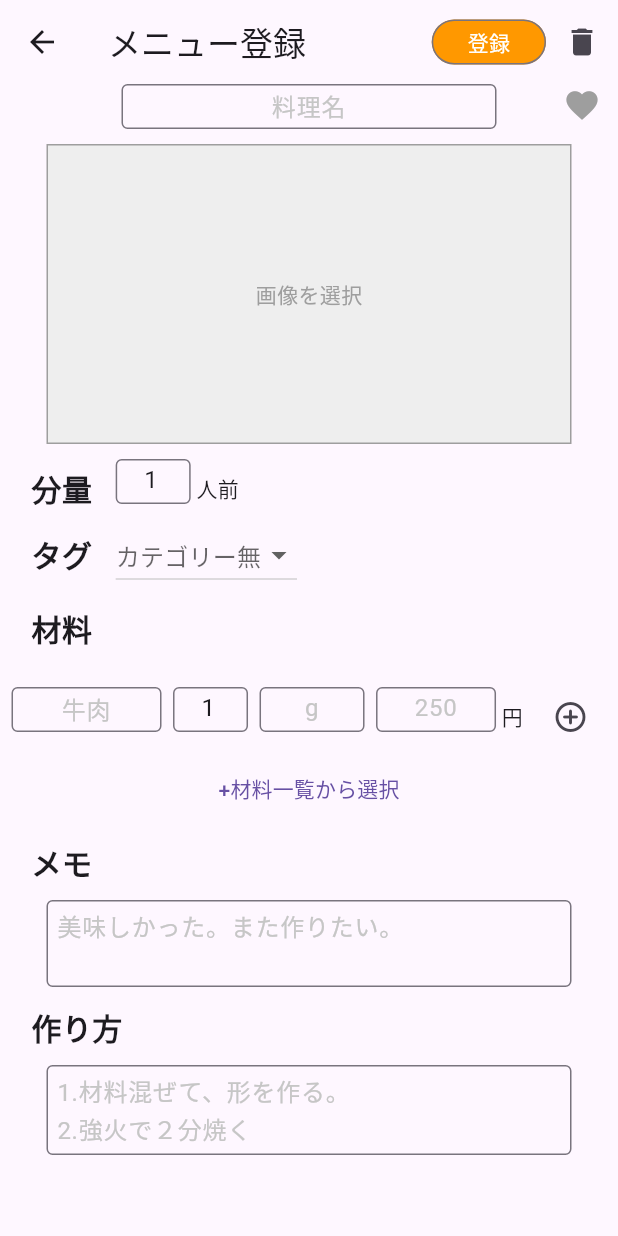
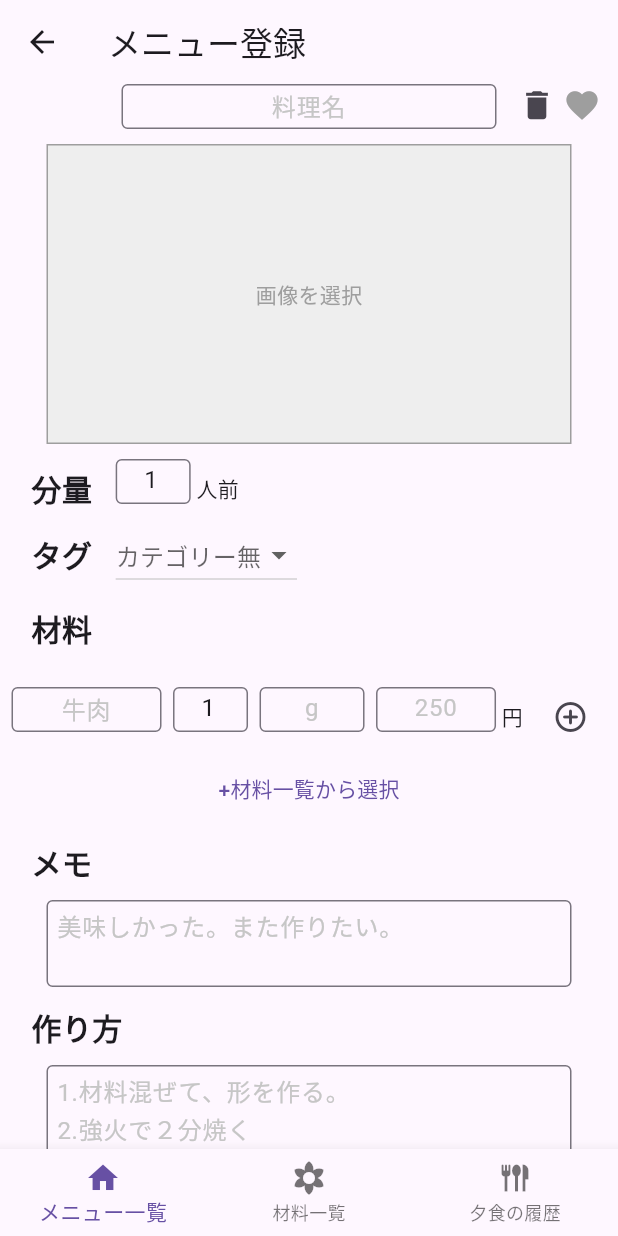
Before and after one commit to maki1125/menu, a Flutter app: the screen it shows after launch, after a tap on the "add" icon, on a phone screen of 412 x 824 dp. Run offline on Flutter 3.47's test engine with Material 3 defaults, Android fonts, the phone set to English and light mode, and no system bars; our stand-ins replace cloud_firestore, firebase_auth, firebase_core, firebase_storage, flutter_datetime_picker_plus, flutter_riverpod and 5 more; accounts and stored records are empty; project files that could hold a hidden picture were left out.

Commit message:
k_15_gamen_seni2

```diff
--- a/menu/lib/common/common_constants.dart
+++ b/menu/lib/common/common_constants.dart
@@ -1,5 +1,5 @@
 
-int initOtherPage = 99; //メインページ以外のページの識別のための番号
+//int initOtherPage = 99; //メインページ以外のページの識別のための番号
 
 final List<String> tabCategories = [
   '全て',
--- a/menu/lib/common/common_providers.dart
+++ b/menu/lib/common/common_providers.dart
@@ -1,10 +1,13 @@
 import 'package:flutter_riverpod/flutter_riverpod.dart';
 import 'package:menu/data/model/user.dart';
-import 'package:menu/common/common_constants.dart';
+//import 'package:menu/common/common_constants.dart';
 import 'package:menu/data/repository/o_user_repository.dart';
 
 //現在ログインユーザー
 UserModel? currentUser = AuthService().getCurrentUser();
 
-// メニュー画面以外のページ
-final pageProvider = StateProvider<int>((ref) => initOtherPage);
+//ページ
+final pageProvider = StateProvider<int>((ref) => 0);
+
+//ボトムバーの選択
+final bottomBarProvider = StateProvider<int>((ref) => 0);
--- a/menu/lib/view/login_screen.dart
+++ b/menu/lib/view/login_screen.dart
@@ -24,7 +24,7 @@ class _UserAuthentication extends ConsumerState<UserAuthentication> {
     // ウィジェットツリーがビルドされた後に状態を変更する
     WidgetsBinding.instance.addPostFrameCallback((_) {
       // 状態変更をここで行う
-      ref.read(pageProvider.notifier).state = initOtherPage;
+      ref.read(pageProvider.notifier).state = 0;
     });
   }
 
--- a/menu/lib/view/main_screen.dart
+++ b/menu/lib/view/main_screen.dart
@@ -1,8 +1,11 @@
 import 'package:flutter/material.dart';
+import 'package:flutter_riverpod/flutter_riverpod.dart';
 //import 'package:flutter_riverpod/flutter_riverpod.dart';
 import 'package:menu/common/common_widget.dart';
 import 'package:menu/common/common_constants.dart';
-//import 'package:menu/common/common_providers.dart';
+import 'package:menu/view/material_create_screen.dart';
+import 'package:menu/view/menu_create_screen.dart';
+import 'package:menu/common/common_providers.dart';
 //import 'package:menu/view/menu_create_screen.dart';
 import 'package:menu/view/menu_list_screen.dart';
 import 'package:menu/view/material_list_screen.dart';
@@ -11,22 +14,25 @@ import 'package:menu/view/dinner_list_screen.dart';
 //import 'package:menu/view/login_screen.dart';
 
 
-class MainPage extends StatefulWidget {
+class MainPage extends ConsumerStatefulWidget {
   @override
   _MainPageState createState() => _MainPageState();
 }
 
-class _MainPageState extends State<MainPage>
+class _MainPageState extends ConsumerState<MainPage>
     with SingleTickerProviderStateMixin { //アニメーション制御Tickerに必要。vsynsが使用できる。タブコントローラで使用。
 
-  int _currentIndex = 0; //現在のページ
+  int _bottomBarIndex = 0; //現在ボトムバーの選択
+  int _pageIndex = 0; //現在のページ
   late TabController _tabController; //メニュー一覧の上部タブに使用
 
   //ページの設定
   final List<Widget> _pages = [
-    MenuList(category: '全て'),
+    const MenuList(category: '全て'),
     const MaterialListScreen(),
     DinnerList(),
+    const MenuCreateScreen(),
+    const MaterialCreateScreen(),
   ];
 
 /*
@@ -41,13 +47,17 @@ class _MainPageState extends State<MainPage>
   final List<String> _appBarTitles = [
    "メニュー一覧",
    "材料一覧",
-   "夕食の履歴"
+   "夕食の履歴",
+   "メニュー登録",
+   "材料登録",
+
   ];
 
   //タッチしたアイコンの番号を現在のインデックスにセット
   void _onItemTapped(int index) {
     setState(() {
-      _currentIndex = index;
+      _bottomBarIndex = index;
+      _pageIndex = index;
     });
     //ref.read(pageProvider.notifier).state = 99;
   }
@@ -57,6 +67,8 @@ class _MainPageState extends State<MainPage>
   void initState() {
     super.initState();
     _tabController = TabController(length: tabCategories.length, vsync: this);
+    _bottomBarIndex = ref.read(bottomBarProvider.notifier).state;
+    _pageIndex = ref.read(pageProvider.notifier).state;
   }
 
   //ウィジェット
@@ -74,14 +86,14 @@ class _MainPageState extends State<MainPage>
           // : null, //空のwidegt
 
       appBar: AppBar(
-        title: Text(_appBarTitles[_currentIndex]),
+        title: Text(_appBarTitles[_pageIndex]),
       ),
 
       body: Column(
         children: [
 
           //タブバーの表示
-          _currentIndex == 0
+          _pageIndex == 0
           ? SafeArea(//時計、バッテリー表示を避ける
             child: Material(//tabBbarの表示のためにMaterialで囲む。
               color: Colors.white, // TabBar の背景色
@@ -100,14 +112,14 @@ class _MainPageState extends State<MainPage>
 
           //画面の表示
           Expanded(
-            child: _currentIndex == 0
+            child: _pageIndex == 0
             ? TabBarView(
                 controller: _tabController,
                 children: tabCategories.map((category) {
                   return MenuList(category: category);
                 }).toList(),
               )
-            : _pages[_currentIndex],
+            : _pages[_pageIndex],
           )
         ],
       ),
@@ -157,7 +169,7 @@ class _MainPageState extends State<MainPage>
 */
 
       bottomNavigationBar: CustomBottomBar(
-        currentIndex: _currentIndex,
+        currentIndex: _bottomBarIndex,
         onTap: _onItemTapped,
       ),
     );
--- a/menu/lib/view/material_list_screen.dart
+++ b/menu/lib/view/material_list_screen.dart
@@ -3,7 +3,7 @@ import 'package:flutter_riverpod/flutter_riverpod.dart';
 import 'package:menu/data/repository/material_repository.dart';
 import 'package:menu/view/material_create_screen.dart';
 import 'package:menu/view_model/material_list_view_model.dart';
-//import 'package:menu/view/main_screen.dart';
+import 'package:menu/view/main_screen.dart';
 import 'package:menu/common/common_providers.dart';
 //import 'package:menu/common/common_constants.dart';
 
@@ -159,10 +159,11 @@ class _MaterialListScreenState extends ConsumerState<MaterialListScreen> {
               ref.read(selectButtonProvider.notifier).state =
                   'Resist'; // ボタンの状態を更新
 
+              ref.read(bottomBarProvider.notifier).state = 1; //ボトムバーの選択
+              ref.read(pageProvider.notifier).state = 4; //表示ページ
               Navigator.push(
-                context,
-                MaterialPageRoute(
-                    builder: (context) => const MaterialCreateScreen()),
+                  context,
+                  MaterialPageRoute(builder: (context) => MainPage()),
               );
             },
             child: const Icon(Icons.add), // 追加アイコン
--- a/menu/lib/view/menu_create_screen.dart
+++ b/menu/lib/view/menu_create_screen.dart
@@ -91,70 +91,24 @@ class MenuCreateScreenState extends ConsumerState<MenuCreateScreen> {
   @override
   Widget build(BuildContext context) {
     print("menu_create");
-    return Scaffold(
+    return
+   /*
+    Scaffold(
 
       appBar: AppBar(
         title: const Text('メニュー登録'),
 
         //アプリバーの右側のアイテム
         actions: [
-          OutlinedButton(//枠線ありボタン
-            onPressed: () async{
-              if(_nameController.text == ""){
-                showMessage("料理名を入力してください。");
-              }else{
-              setState(() {
-                _isLoading = true; // ローディング開始
-              });
-              //メニューのデータ保存
-              _menu.createAt = DateTime.now();
-              _menu.name = _nameController.text;
-              //_menu.imageURL  //addImage()で保存される
-              //_menu.imagePath  //addImage()で保存される
-              _menu.quantity = int.tryParse(_quantityController.text) ?? 1;
-              _menu.tag = "全て";
-              _menu.material = _savedMaterials; //あとで
-              _menu.howToMake = _howToMakeController.text;
-              _menu.memo = _memoController.text;
-              //_menu.id //addMenu()で保存される
-              _menu.dinnerDate = DateTime.now(); //新規作成の時は登録日にする。
-              //_menu.price //addMenu()で計算される
-              //_menu.unitPrice = 0; //addMenu()で計算される
 
-              await ImageRepository(currentUser!, _menu, ref).addImage(); //画像とデータ保存
-              print("メニューの画像とデータを保存しました。");
 
-              Navigator.pop(context);//元画面(メニュー一覧)に遷移
 
-              setState(() {
-                _isLoading = false; // ローディング終了
-              });
-              }
-            },
-            style: OutlinedButton.styleFrom(
-	            //padding: EdgeInsets.zero, // 完全にパディングを削除
-              //padding: EdgeInsets.symmetric(horizontal: 8, vertical: 2), // パディングを調整
-              minimumSize: const Size(50, 30), // 最小サイズを指定
-              backgroundColor:  Colors.orange,
-            ),
-            child: const Text('登録',
-              style: TextStyle(
-              //fontSize: 12,
-              color: Colors.white
-              ),
-            ),
-          ),
-
-          IconButton(
-            icon: const Icon(Icons.delete),
-            onPressed: () {
-              _clearform();
-            },
-          ),
         ],
       ),
 
-      body: SingleChildScrollView(//スクロール可能とする
+      body:
+ */
+      SingleChildScrollView(//スクロール可能とする
       child: Stack( //お気に入りボタンを右上に配置するため、stack使用。
         children: [
 
@@ -178,6 +132,20 @@ class MenuCreateScreenState extends ConsumerState<MenuCreateScreen> {
               iconSize: 25,
             )
           ),
+
+          //クリアボタン
+          Positioned(
+            top: -10,
+            right: 30,
+            child: IconButton(
+            icon: const Icon(Icons.delete),
+            onPressed: () {
+              _clearform();
+            },
+            iconSize: 25,
+          ),
+          ),
+
 
           Column(
             children: [
@@ -431,6 +399,54 @@ class MenuCreateScreenState extends ConsumerState<MenuCreateScreen> {
               textAlign: TextAlign.left,
             ),
 
+            //登録ボタンーーーーーーーーーーーーーーーーーーーーーーーーーーーーーー
+            OutlinedButton(//枠線ありボタン
+            onPressed: () async{
+              if(_nameController.text == ""){
+                showMessage("料理名を入力してください。");
+              }else{
+              setState(() {
+                _isLoading = true; // ローディング開始
+              });
+              //メニューのデータ保存
+              _menu.createAt = DateTime.now();
+              _menu.name = _nameController.text;
+              //_menu.imageURL  //addImage()で保存される
+              //_menu.imagePath  //addImage()で保存される
+              _menu.quantity = int.tryParse(_quantityController.text) ?? 1;
+              _menu.tag = "全て";
+              _menu.material = _savedMaterials; //あとで
+              _menu.howToMake = _howToMakeController.text;
+              _menu.memo = _memoController.text;
+              //_menu.id //addMenu()で保存される
+              _menu.dinnerDate = DateTime.now(); //新規作成の時は登録日にする。
+              //_menu.price //addMenu()で計算される
+              //_menu.unitPrice = 0; //addMenu()で計算される
+
+              await ImageRepository(currentUser!, _menu, ref).addImage(); //画像とデータ保存
+              print("メニューの画像とデータを保存しました。");
+
+              Navigator.pop(context);//元画面(メニュー一覧)に遷移
+
+              setState(() {
+                _isLoading = false; // ローディング終了
+              });
+              }
+            },
+            style: OutlinedButton.styleFrom(
+	            //padding: EdgeInsets.zero, // 完全にパディングを削除
+              //padding: EdgeInsets.symmetric(horizontal: 8, vertical: 2), // パディングを調整
+              minimumSize: const Size(50, 30), // 最小サイズを指定
+              backgroundColor:  Colors.orange,
+            ),
+            child: const Text('登録',
+              style: TextStyle(
+              //fontSize: 12,
+              color: Colors.white
+              ),
+            ),
+          ),
+
 
           ],
         ),
@@ -446,7 +462,7 @@ class MenuCreateScreenState extends ConsumerState<MenuCreateScreen> {
           )
         ],
       )
-    )
+   // )
   );
 }
 
--- a/menu/lib/view/menu_list_screen.dart
+++ b/menu/lib/view/menu_list_screen.dart
@@ -5,8 +5,8 @@ import 'package:intl/intl.dart';
 import 'package:menu/data/model/menu.dart';
 //import 'package:cached_network_image/cached_network_image.dart';
 import 'package:menu/view/menu_create_screen.dart';
-//import 'package:menu/view/main_screen.dart';
-//import 'package:menu/common/common_providers.dart';
+import 'package:menu/view/main_screen.dart';
+import 'package:menu/common/common_providers.dart';
 
 class MenuList extends ConsumerWidget {
 
@@ -281,9 +281,10 @@ class MenuList extends ConsumerWidget {
           right: 16,  // 右からの距離
           child: FloatingActionButton(
             onPressed: () {
+              ref.read(pageProvider.notifier).state = 3;
               Navigator.push(
                   context,
-                  MaterialPageRoute(builder: (context) => const MenuCreateScreen()),
+                  MaterialPageRoute(builder: (context) => MainPage()),
               );
             },
             child: const Icon(Icons.add),
```
Also changed, not shown: menu/lib/view/material_create_screen.dart (+12 -8 lines).
